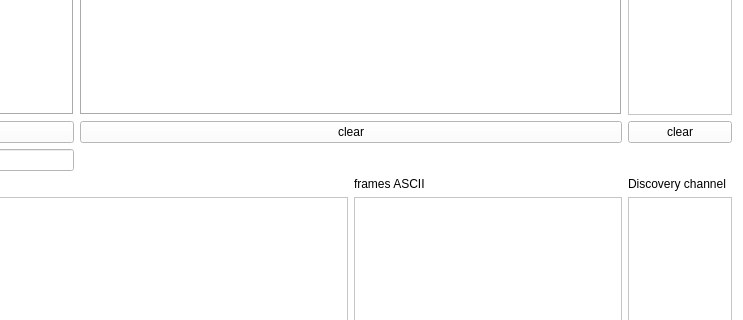
Above: telnetPacketSniffer/mainwindow.ui from cf16/qt before the change; both pictures show x 479 to 1222 and y 358 to 678 of the 1222 by 807 pixel window. Below: the same form after it.
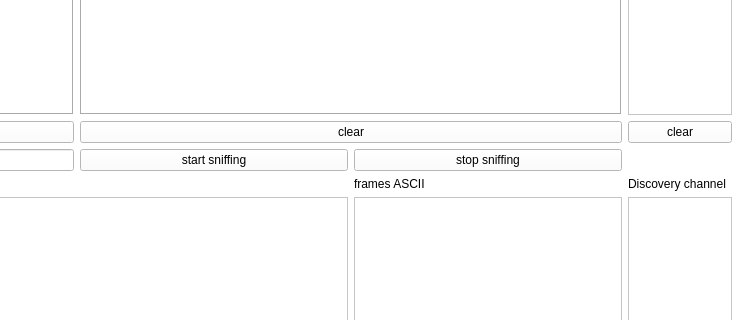
That is the form after the change.

Commit message: added packet sniffing utility, exiting working thread as result of stop sniffing event is still _TO_BE_ added

Patch:
```diff
--- a/telnetPacketSniffer/mainwindow.ui
+++ b/telnetPacketSniffer/mainwindow.ui
@@ -676,6 +676,20 @@
       <item row="10" column="1">
        <widget class="QLineEdit" name="pcapFilterText"/>
       </item>
+      <item row="10" column="2">
+       <widget class="QPushButton" name="startSniffingBtn">
+        <property name="text">
+         <string>start sniffing</string>
+        </property>
+       </widget>
+      </item>
+      <item row="10" column="3">
+       <widget class="QPushButton" name="stopSniffingBtn">
+        <property name="text">
+         <string>stop sniffing</string>
+        </property>
+       </widget>
+      </item>
      </layout>
     </item>
    </layout>
```
Left out of the diff: 16 changed lines with no effect on the pictures. The commit also changes 5 other files.
